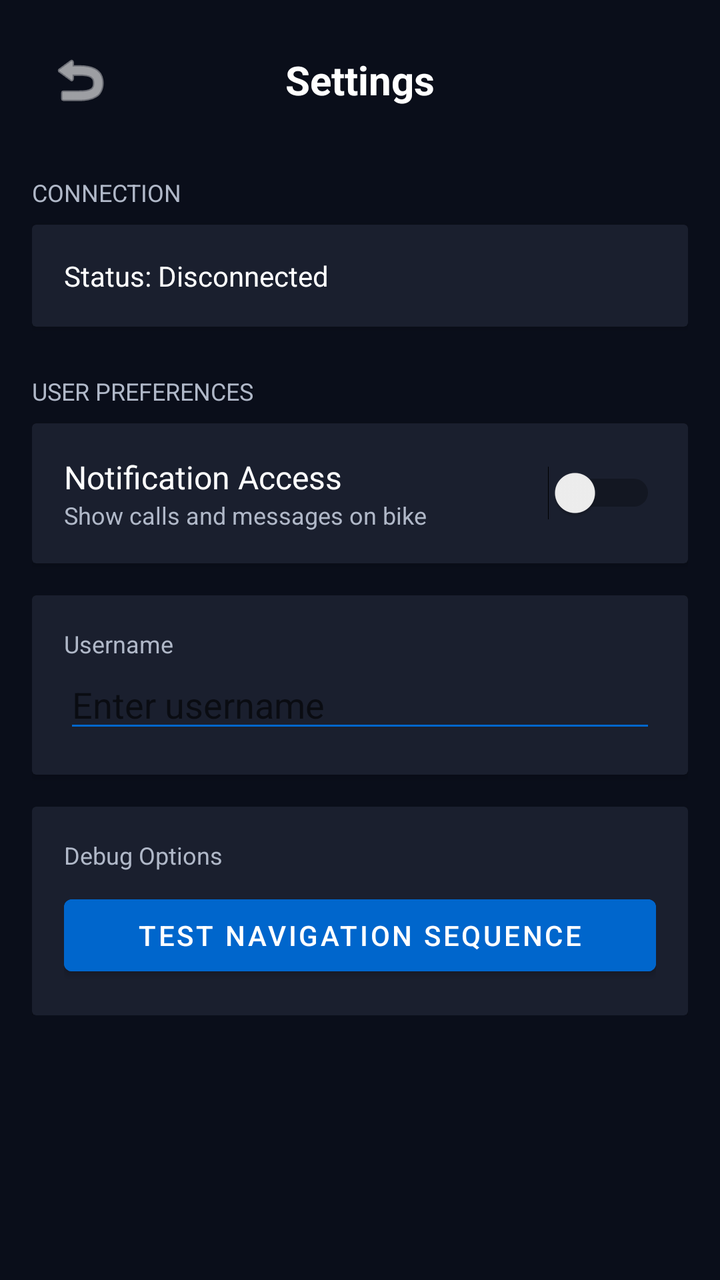
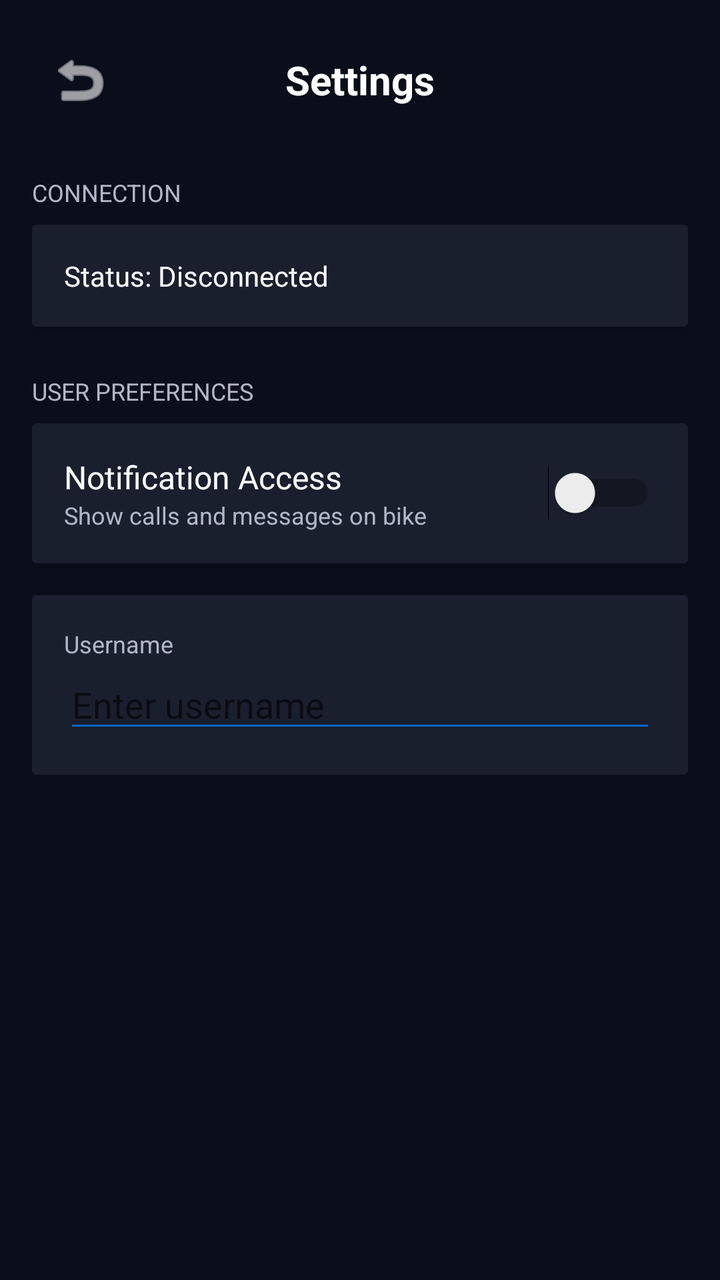

Compare the two renders of this Android layout. The source of the first and the diff that turns it into the second are given below.
<!-- AndroidManifest.xml: activity theme AppTheme -->
<!-- res/layout/activity_settings.xml -->
<?xml version="1.0" encoding="utf-8"?>
<LinearLayout xmlns:android="http://schemas.android.com/apk/res/android"
    android:layout_width="match_parent"
    android:layout_height="match_parent"
    android:orientation="vertical"
    android:background="@color/background_primary"
    android:padding="16dp">

    <RelativeLayout
        android:layout_width="match_parent"
        android:layout_height="wrap_content"
        android:layout_marginBottom="24dp">

        <ImageButton
            android:id="@+id/btnBack"
            android:layout_width="48dp"
            android:layout_height="48dp"
            android:background="?attr/selectableItemBackgroundBorderless"
            android:src="@android:drawable/ic_menu_revert"
            android:tint="@color/text_primary"
            android:layout_alignParentStart="true"
            android:layout_centerVertical="true" />

        <TextView
            android:layout_width="wrap_content"
            android:layout_height="wrap_content"
            android:text="Settings"
            android:textColor="@color/text_primary"
            android:textSize="20sp"
            android:textStyle="bold"
            android:layout_centerInParent="true" />
    </RelativeLayout>

    <ScrollView
        android:layout_width="match_parent"
        android:layout_height="0dp"
        android:layout_weight="1">

        <LinearLayout
            android:layout_width="match_parent"
            android:layout_height="wrap_content"
            android:orientation="vertical">

            
            <TextView
                android:layout_width="wrap_content"
                android:layout_height="wrap_content"
                android:text="CONNECTION"
                android:textColor="@color/text_secondary"
                android:textSize="12sp"
                android:layout_marginBottom="8dp" />

            <androidx.cardview.widget.CardView
                android:layout_width="match_parent"
                android:layout_height="wrap_content"
                android:layout_marginBottom="24dp"
                android:backgroundTint="@color/background_secondary"
                style="@style/GlassCard">

                <LinearLayout
                    android:layout_width="match_parent"
                    android:layout_height="wrap_content"
                    android:orientation="vertical"
                    android:padding="16dp">

                    <TextView
                        android:id="@+id/tvSettingsStatus"
                        android:layout_width="match_parent"
                        android:layout_height="wrap_content"
                        android:text="Status: Disconnected"
                        android:textColor="@color/text_primary" />

                    <Button
                        android:id="@+id/btnDisconnectSettings"
                        android:layout_width="match_parent"
                        android:layout_height="wrap_content"
                        android:text="Disconnect"
                        android:layout_marginTop="8dp"
                        android:visibility="gone" />
                </LinearLayout>
            </androidx.cardview.widget.CardView>
            
            <TextView
                android:layout_width="wrap_content"
                android:layout_height="wrap_content"
                android:text="USER PREFERENCES"
                android:textColor="@color/text_secondary"
                android:textSize="12sp"
                android:layout_marginBottom="8dp" />

            <androidx.cardview.widget.CardView
                android:layout_width="match_parent"
                android:layout_height="wrap_content"
                android:layout_marginBottom="16dp"
                android:backgroundTint="@color/background_secondary"
                style="@style/GlassCard">

                <LinearLayout
                    android:layout_width="match_parent"
                    android:layout_height="wrap_content"
                    android:orientation="horizontal"
                    android:padding="16dp"
                    android:gravity="center_vertical">
                    
                    <LinearLayout
                        android:layout_width="0dp"
                        android:layout_height="wrap_content"
                        android:layout_weight="1"
                        android:orientation="vertical">
                        
                        <TextView
                            android:layout_width="match_parent"
                            android:layout_height="wrap_content"
                            android:text="Notification Access"
                            android:textColor="@color/text_primary"
                            android:textSize="16sp" />
                            
                        <TextView
                            android:layout_width="match_parent"
                            android:layout_height="wrap_content"
                            android:text="Show calls and messages on bike"
                            android:textColor="@color/text_secondary"
                            android:textSize="12sp" />
                    </LinearLayout>

                    <Switch
                        android:id="@+id/switchNotifications"
                        android:layout_width="wrap_content"
                        android:layout_height="wrap_content" />
                </LinearLayout>
            </androidx.cardview.widget.CardView>

            <androidx.cardview.widget.CardView
                android:layout_width="match_parent"
                android:layout_height="wrap_content"
                android:backgroundTint="@color/background_secondary"
                style="@style/GlassCard">

                <LinearLayout
                    android:layout_width="match_parent"
                    android:layout_height="wrap_content"
                    android:orientation="vertical"
                    android:padding="16dp">

                    <TextView
                        android:layout_width="wrap_content"
                        android:layout_height="wrap_content"
                        android:text="Username"
                        android:textColor="@color/text_secondary"
                        android:textSize="12sp" />

                    <EditText
                        android:id="@+id/etUsernameSettings"
                        android:layout_width="match_parent"
                        android:layout_height="wrap_content"
                        android:hint="Enter username"
                        android:textColor="@color/text_primary"
                        android:backgroundTint="@color/accent_blue" />
                </LinearLayout>
            </androidx.cardview.widget.CardView>

            <androidx.cardview.widget.CardView
                android:layout_width="match_parent"
                android:layout_height="wrap_content"
                android:layout_marginTop="16dp"
                android:backgroundTint="@color/background_secondary"
                style="@style/GlassCard">

                <LinearLayout
                    android:layout_width="match_parent"
                    android:layout_height="wrap_content"
                    android:orientation="vertical"
                    android:padding="16dp">

                    <TextView
                        android:layout_width="wrap_content"
                        android:layout_height="wrap_content"
                        android:text="Debug Options"
                        android:textColor="@color/text_secondary"
                        android:textSize="12sp" />

                    <Button
                        android:id="@+id/btnTestNavigationSequence"
                        android:layout_width="match_parent"
                        android:layout_height="wrap_content"
                        android:layout_marginTop="8dp"
                        android:text="Test Navigation Sequence"
                        android:backgroundTint="@color/accent_blue"
                        android:textColor="@color/white" />
                </LinearLayout>
            </androidx.cardview.widget.CardView>

        </LinearLayout>
    </ScrollView>

</LinearLayout>
<!-- resources referenced by this layout -->
<resources>
  <color name="accent_blue">#0066CC</color>
  <color name="background_primary">#0A0E1A</color>
  <color name="background_secondary">#1A1F2E</color>
  <color name="text_primary">#FFFFFF</color>
  <color name="text_secondary">#B0B8C8</color>
  <style name="GlassCard">
          <item name="android:background">@drawable/card_background</item>
          <item name="android:elevation">8dp</item>
      </style>
  <style name="AppTheme" parent="Theme.MaterialComponents.DayNight.NoActionBar">
          <item name="colorPrimary">@color/accent_blue</item>
          <item name="colorPrimaryDark">@color/background_primary</item>
          <item name="colorAccent">@color/accent_blue_light</item>
          <item name="android:windowBackground">@color/background_primary</item>
          <item name="android:statusBarColor">@color/background_primary</item>
          <item name="android:navigationBarColor">@color/background_primary</item>
          <item name="bottomSheetDialogTheme">@style/CustomBottomSheetDialog</item>
      </style>
  <!-- drawable card_background (drawable) -->
  <?xml version="1.0" encoding="utf-8"?>
  <shape xmlns:android="http://schemas.android.com/apk/res/android"
      android:shape="rectangle">
      
      
      <gradient
          android:angle="135"
          android:startColor="#4D2A2F3E"
          android:centerColor="#662A2F3E"
          android:endColor="#4D1A1F2E"
          android:type="linear" />
      
      
      <stroke
          android:width="1dp"
          android:color="@color/glass_border" />
      
      
      <corners android:radius="24dp" />
  </shape>
  <color name="accent_blue_light">#3399FF</color>
  <style name="CustomBottomSheetDialog" parent="Theme.Design.Light.BottomSheetDialog">
          <item name="bottomSheetStyle">@style/CustomBottomSheetStyle</item>
      </style>
  <color name="glass_border">#4DFFFFFF</color>
  <style name="CustomBottomSheetStyle" parent="Widget.Design.BottomSheet.Modal">
          <item name="android:background">@android:color/transparent</item>
      </style>
</resources>

<!-- the commit's change to res/layout/activity_settings.xml (unified diff, before → after) -->
@@ -159,36 +159,6 @@
                 </LinearLayout>
             </androidx.cardview.widget.CardView>
 
-            <androidx.cardview.widget.CardView
-                android:layout_width="match_parent"
-                android:layout_height="wrap_content"
-                android:layout_marginTop="16dp"
-                android:backgroundTint="@color/background_secondary"
-                style="@style/GlassCard">
-
-                <LinearLayout
-                    android:layout_width="match_parent"
-                    android:layout_height="wrap_content"
-                    android:orientation="vertical"
-                    android:padding="16dp">
-
-                    <TextView
-                        android:layout_width="wrap_content"
-                        android:layout_height="wrap_content"
-                        android:text="Debug Options"
-                        android:textColor="@color/text_secondary"
-                        android:textSize="12sp" />
-
-                    <Button
-                        android:id="@+id/btnTestNavigationSequence"
-                        android:layout_width="match_parent"
-                        android:layout_height="wrap_content"
-                        android:layout_marginTop="8dp"
-                        android:text="Test Navigation Sequence"
-                        android:backgroundTint="@color/accent_blue"
-                        android:textColor="@color/white" />
-                </LinearLayout>
-            </androidx.cardview.widget.CardView>
 
         </LinearLayout>
     </ScrollView>
